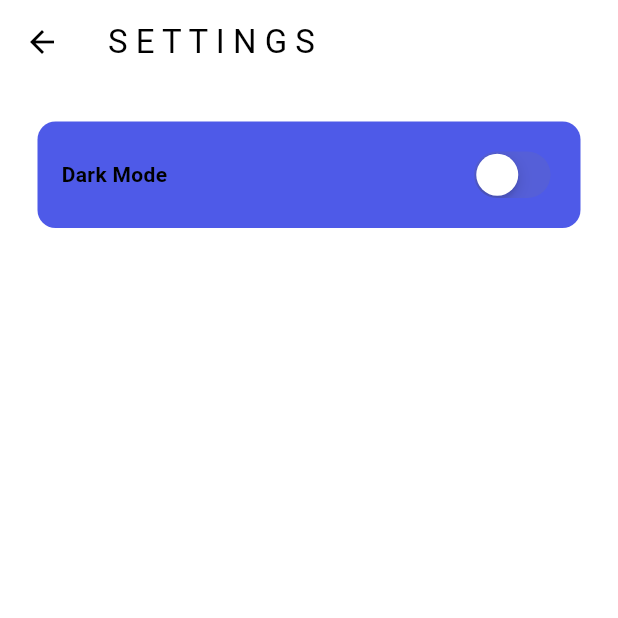
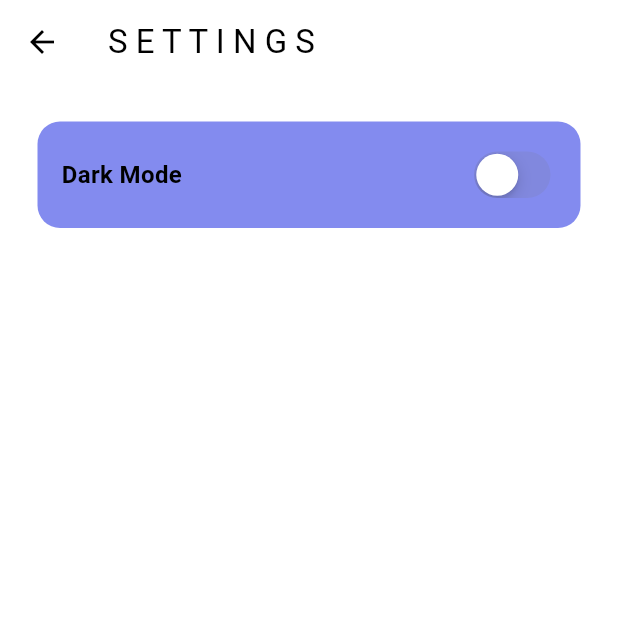
Before and after one commit to hitesh-yadav2801/notification_app, a Flutter app: the screen it shows after launch, in the side drawer, after a tap on "Schedule Notification", on a phone screen of 412 x 824 dp, the top half of it. Run offline on Flutter 3.47's test engine with Material 3 defaults, Android fonts, the phone set to English and light mode, and no system bars; our stand-ins replace flutter_datetime_picker_plus, flutter_local_notifications, rxdart, timezone.

```diff
--- a/lib/core/notifications/notification_services.dart
+++ b/lib/core/notifications/notification_services.dart
@@ -2,34 +2,41 @@ import 'package:flutter/material.dart';
 import 'package:flutter_local_notifications/flutter_local_notifications.dart';
 import 'package:notification_app/presentation/screens/second_screen.dart';
 import 'package:rxdart/rxdart.dart';
-import 'package:timezone/data/latest.dart' as tz;
 import 'package:timezone/timezone.dart' as tz;
 
 class NotificationService {
   final FlutterLocalNotificationsPlugin notificationsPlugin =
   FlutterLocalNotificationsPlugin();
+
   static final onClickNotification = BehaviorSubject<String>();
   static final GlobalKey<NavigatorState> navigatorKey =
   GlobalKey<NavigatorState>();
+  static GlobalKey<NavigatorState> getNavigatorKey() => navigatorKey;
 
   static void onNotificationTap(NotificationResponse notificationResponse) {
     onClickNotification.add(notificationResponse.payload!);
   }
 
+  // method for background tap
   static Future<void> onNotificationTapBackground(
       NotificationResponse notificationResponse) async {
-    navigatorKey.currentState?.pushReplacement(
+    onClickNotification.add(notificationResponse.payload!);
+
+    Navigator.push(
+      NotificationService.getNavigatorKey().currentState! as BuildContext,
       MaterialPageRoute(
-        builder: (context) =>
-            SecondScreen(payload: notificationResponse.payload!),
+        builder: (context) => SecondScreen(payload: notificationResponse.payload!),
       ),
     );
   }
 
-  Future<void> initNotification(BuildContext context) async {
+  // initialize the notification service
+  Future<void> initNotification() async {
+    // Android initialization
     AndroidInitializationSettings initializationSettingsAndroid =
     const AndroidInitializationSettings('@mipmap/ic_launcher');
 
+    // iOS initialization
     var initializationSettingsIOS = DarwinInitializationSettings(
       requestAlertPermission: true,
       requestBadgePermission: true,
@@ -47,6 +54,18 @@ class NotificationService {
       onDidReceiveNotificationResponse: onNotificationTap,
       onDidReceiveBackgroundNotificationResponse: onNotificationTapBackground,
     );
+
+    // Android Oreo and above requires a Notification Channel
+    const AndroidNotificationChannel channel = AndroidNotificationChannel(
+      'channelId',
+      'channelName',
+      description: 'Channel description',
+      importance: Importance.max,
+    );
+    await notificationsPlugin
+        .resolvePlatformSpecificImplementation<
+        AndroidFlutterLocalNotificationsPlugin>()
+        ?.createNotificationChannel(channel);
   }
 
   NotificationDetails notificationDetails() {
@@ -60,6 +79,7 @@ class NotificationService {
     );
   }
 
+  // Function for showing the notification
   Future showNotification(
       {int id = 0, String? title, String? body, String? payload}) async {
     return notificationsPlugin.show(
@@ -71,6 +91,7 @@ class NotificationService {
     );
   }
 
+  // Function for scheduling the notification
   Future scheduleNotification({
     int id = 0,
     String? title,
--- a/lib/main.dart
+++ b/lib/main.dart
@@ -1,28 +1,34 @@
-
-
 import 'package:flutter/material.dart';
 import 'package:flutter_local_notifications/flutter_local_notifications.dart';
 import 'package:notification_app/core/notifications/notification_services.dart';
+import 'package:notification_app/core/routes/my_routes.dart';
 import 'package:provider/provider.dart';
 import 'package:timezone/data/latest.dart' as tz;
-
 import 'presentation/screens/home_screen.dart';
+import 'providers/date_provider.dart';
 import 'providers/threme_provider.dart';
 
 void main() async {
   WidgetsFlutterBinding.ensureInitialized();
-
+  NotificationService notificationService = NotificationService();
+  notificationService.initNotification();
   tz.initializeTimeZones();
 
-  // final payload = await NotificationService.onClickNotification.first;
-  // print("payload : " + payload);
-  // if (payload != null) {
-  //
-  // }
+  final NotificationAppLaunchDetails? notificationAppLaunchDetails =
+      await notificationService.notificationsPlugin.getNotificationAppLaunchDetails();
+
+  String initialRoute = MyRoutes.homeScreen;
+
+  if (notificationAppLaunchDetails?.didNotificationLaunchApp ?? false) {
+    NotificationService.onNotificationTapBackground(notificationAppLaunchDetails!.notificationResponse!);
+    initialRoute = MyRoutes.secondScreen;
+  }
+
   runApp(
     MultiProvider(
       providers: [
         ChangeNotifierProvider(create: (context) => ThemeProvider()),
+        ChangeNotifierProvider(create: (context) => SelectedDateProvider()),
       ],
       child: const MyApp(),
     ),
--- a/lib/presentation/common_widgets/my_drawer.dart
+++ b/lib/presentation/common_widgets/my_drawer.dart
@@ -11,12 +11,11 @@ class MyDrawer extends StatelessWidget {
       child: Column(
         children: [
           // App Logo
-          DrawerHeader(
+          const DrawerHeader(
             child: Center(
               child: Icon(
                 Icons.notifications,
                 size: 40,
-                color: Theme.of(context).colorScheme.primary,
               ),
             ),
           ),
@@ -42,7 +41,7 @@ class MyDrawer extends StatelessWidget {
               onTap: () {
                 Navigator.pop(context);
                 Navigator.push(context,
-                    MaterialPageRoute(builder: (context) => SettingsPage()));
+                    MaterialPageRoute(builder: (context) => const SettingsPage()));
               },
             ),
           ),
--- a/lib/presentation/screens/home_screen.dart
+++ b/lib/presentation/screens/home_screen.dart
@@ -1,12 +1,12 @@
-import 'dart:async';
-
+import 'package:flutter/foundation.dart';
 import 'package:flutter/material.dart';
-import 'package:flutter_local_notifications/flutter_local_notifications.dart';
 import 'package:notification_app/core/constants/my_colors.dart';
 import 'package:notification_app/core/notifications/notification_services.dart';
 import 'package:notification_app/presentation/common_widgets/custom_button.dart';
 import 'package:notification_app/presentation/common_widgets/my_drawer.dart';
 import 'package:notification_app/presentation/screens/second_screen.dart';
+import 'package:notification_app/providers/date_provider.dart';
+import 'package:provider/provider.dart';
 
 import '../common_widgets/datetime_picker.dart';
 
@@ -18,19 +18,20 @@ class HomeScreen extends StatefulWidget {
 }
 
 class _HomeScreenState extends State<HomeScreen> {
-  DateTime? selectedDateTime;
-  final _selectedDateTimeController = StreamController<DateTime?>();
+  late SelectedDateProvider selectedDateProvider;
 
   @override
   void initState() {
-    NotificationService().initNotification(context);
     listenToNotifications();
+    selectedDateProvider = Provider.of<SelectedDateProvider>(context, listen: false);
     super.initState();
   }
+
   listenToNotifications() {
-    print("Listening to notification");
+    if (kDebugMode) {
+      print("Listening to notification");
+    }
     NotificationService.onClickNotification.stream.listen((event) {
-      print(event);
       Navigator.push(
         context,
         MaterialPageRoute(
@@ -40,27 +41,12 @@ class _HomeScreenState extends State<HomeScreen> {
     });
   }
 
-
-  @override
-  void dispose() {
-    _selectedDateTimeController.close();
-    super.dispose();
-  }
-
-  void handleDateSelected(DateTime date) {
-    setState(() {
-      selectedDateTime = date;
-      print('Date selected: ' + selectedDateTime.toString());
-      _selectedDateTimeController.add(selectedDateTime);
-    });
-  }
-
   @override
   Widget build(BuildContext context) {
     return Scaffold(
       appBar: AppBar(
         backgroundColor: MyColors.primaryColor,
-        title: const Text('H O M E', style: TextStyle(fontWeight: FontWeight.bold)),
+        title: const Text('H O M E', style: TextStyle(fontWeight: FontWeight.w500)),
       ),
       drawer: const MyDrawer(),
       body: Padding(
@@ -68,6 +54,7 @@ class _HomeScreenState extends State<HomeScreen> {
         child: Center(
           child: Column(
             children: [
+              // If you want an instant notification click on this button
               CustomButton(
                 buttonText: "Instant Notification",
                 onPressed: () {
@@ -79,18 +66,21 @@ class _HomeScreenState extends State<HomeScreen> {
               ),
               const SizedBox(height: 40),
 
+              // Date Picker Button
               DatePickerButton(
-                onChanged: handleDateSelected,
+                onChanged: (date) {
+                  selectedDateProvider.setSelectedDate(date);
+                },
               ),
 
               const SizedBox(height: 15),
 
-              StreamBuilder<DateTime?>(
-                stream: _selectedDateTimeController.stream,
-                builder: (context, snapshot) {
-                  if (snapshot.hasData) {
+              // Selected date and time will be shown here
+              Consumer<SelectedDateProvider>(
+                builder: (context, provider, child) {
+                  if (provider.selectedDate != null) {
                     return Text(
-                      '${snapshot.data}',
+                      '${provider.selectedDate}',
                       style: const TextStyle(fontSize: 18),
                       textAlign: TextAlign.center,
                     );
@@ -101,14 +91,15 @@ class _HomeScreenState extends State<HomeScreen> {
               ),
               const SizedBox(height: 10),
 
+              // Scheduled notifications will be shown here
               CustomButton(
                 buttonText: "Schedule Notification",
                 onPressed: () {
-                  if (selectedDateTime != null) {
+                  if (selectedDateProvider.selectedDate != null) {
                     NotificationService().scheduleNotification(
                       title: 'Scheduled Notification',
-                      body: '${selectedDateTime}',
-                      scheduledNotificationDateTime: selectedDateTime!,
+                      body: '${selectedDateProvider.selectedDate}',
+                      scheduledNotificationDateTime: selectedDateProvider.selectedDate!,
                     );
                     ScaffoldMessenger.of(context).showSnackBar(
                       const SnackBar(
--- a/lib/presentation/screens/settings_screen.dart
+++ b/lib/presentation/screens/settings_screen.dart
@@ -16,14 +16,15 @@ class SettingsPage extends StatelessWidget {
         padding: const EdgeInsets.all(16),
         margin: const EdgeInsets.all(25),
         decoration: BoxDecoration(
-            color: Theme.of(context).colorScheme.primary,
-            borderRadius: BorderRadius.circular(12)),
+          color: Theme.of(context).colorScheme.primary.withOpacity(0.7),
+          borderRadius: BorderRadius.circular(15),
+        ),
         child: Row(
           mainAxisAlignment: MainAxisAlignment.spaceBetween,
           children: [
             const Text(
               'Dark Mode',
-              style: TextStyle(fontWeight: FontWeight.bold),
+              style: TextStyle(fontWeight: FontWeight.w600, fontSize: 16),
             ),
             CupertinoSwitch(
               value:
```
Also changed, not shown: lib/core/routes/my_routes.dart (added, +25 -0 lines), lib/presentation/screens/second_screen.dart (+3 -10 lines), lib/providers/date_provider.dart (added, +12 -0 lines), lib/providers/threme_provider.dart (+4 -4 lines), 2 other files.
